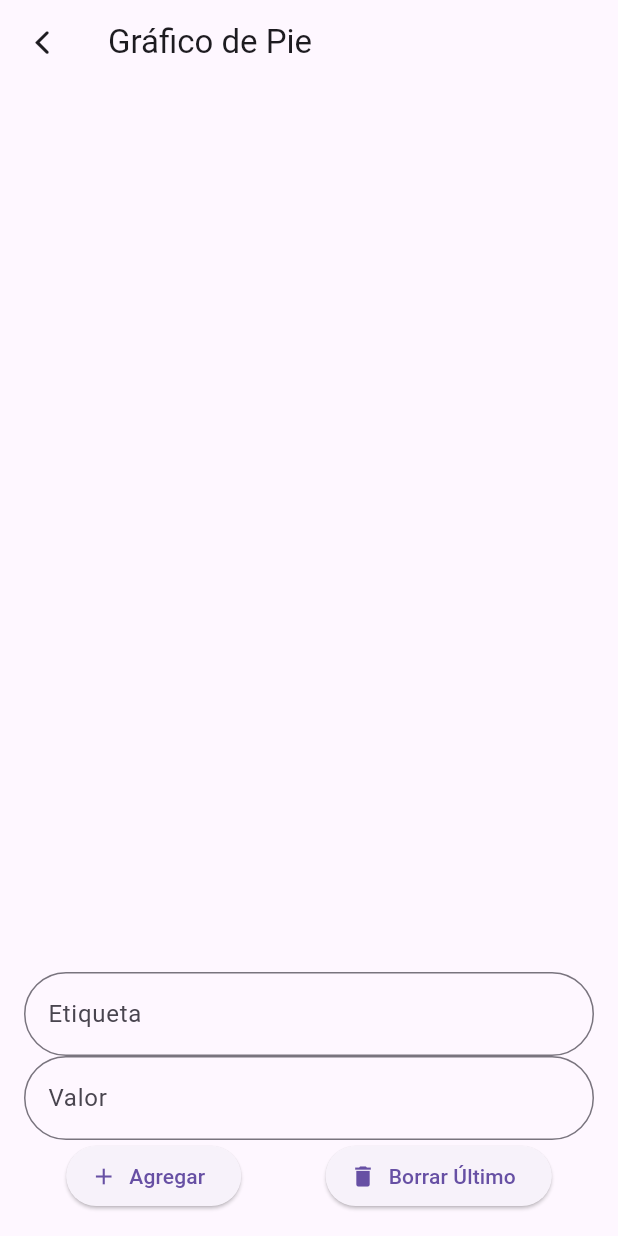
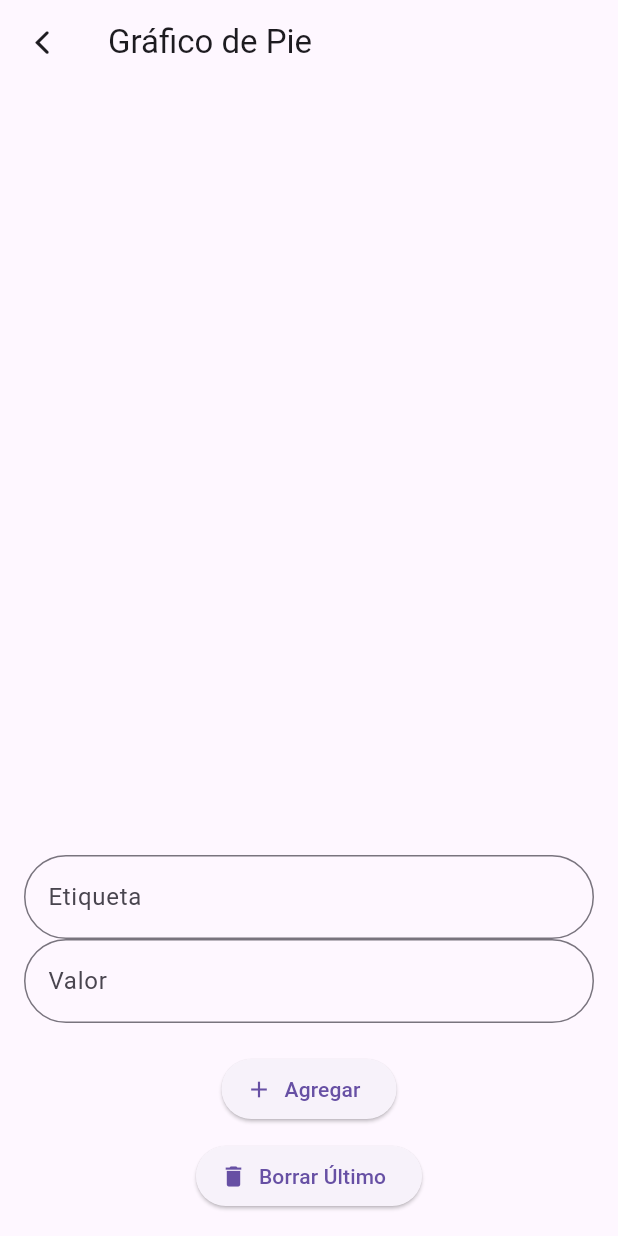
Before and after one commit to Dora-tech/visualizador_charts, a Flutter app: the PantallaGraficoPie screen opened by its route, after a tap on "Borrar Último", on a phone screen of 412 x 824 dp. Run offline on Flutter 3.47's test engine with Material 3 defaults, Android fonts, the phone set to English and light mode, and no system bars; drawn by our look-alikes of fl_chart; our stand-ins replace shared_preferences; accounts and stored records are empty.

Commit message:
los botones de agregar y borrar, que sea centrado

```diff
--- a/lib/display/ui/screens/pantalla_grafico_pie.dart
+++ b/lib/display/ui/screens/pantalla_grafico_pie.dart
@@ -4,7 +4,7 @@ import 'package:flutter/material.dart';
 import 'package:visualizador_charts/data/models/pie_model.dart';
 import 'package:visualizador_charts/data/repositories/pie_repository.dart';
 import 'package:visualizador_charts/display/ui/components/input_grafico.dart';
-import 'package:visualizador_charts/display/ui/utils/utils.dart'; // ✅ Importación agregada
+import 'package:visualizador_charts/display/ui/utils/utils.dart';
 
 class PantallaGraficoPie extends StatefulWidget {
   const PantallaGraficoPie({super.key});
@@ -17,18 +17,13 @@ class _PantallaGraficoPieState extends State<PantallaGraficoPie> {
   final TextEditingController _etiquetaController = TextEditingController();
   final TextEditingController _valorController = TextEditingController();
 
-  PieModel _pieModel = PieModel(etiquetas: [], valores: []); // ✅ Inicializa el modelo para evitar null
+  PieModel? _pieModel;
 
   @override
   void initState() {
     super.initState();
-    _cargarDatos();
-  }
-
-  void _cargarDatos() async {
-    final datosPie = await pieRepository.obtenerDatosPie();
     setState(() {
-      _pieModel = datosPie;
+      _pieModel = pieRepository.obtenerDatosPie();
     });
   }
 
@@ -38,24 +33,24 @@ class _PantallaGraficoPieState extends State<PantallaGraficoPie> {
 
     if (etiqueta.isNotEmpty && valor != null) {
       setState(() {
-        _pieModel.etiquetas.add(etiqueta);
-        _pieModel.valores.add(valor);
+        _pieModel!.etiquetas.add(etiqueta);
+        _pieModel!.valores.add(valor);
       });
 
-      pieRepository.guardarDatosPie(_pieModel);
+      pieRepository.guardarDatosPie(_pieModel!);
       _etiquetaController.clear();
       _valorController.clear();
     }
   }
 
   void _borrarUltimo() {
-    if (_pieModel.etiquetas.isNotEmpty && _pieModel.valores.isNotEmpty) {
+    if (_pieModel!.etiquetas.isNotEmpty && _pieModel!.valores.isNotEmpty) {
       setState(() {
-        _pieModel.etiquetas.removeLast();
-        _pieModel.valores.removeLast();
+        _pieModel!.etiquetas.removeLast();
+        _pieModel!.valores.removeLast();
       });
 
-      pieRepository.guardarDatosPie(_pieModel);
+      pieRepository.guardarDatosPie(_pieModel!);
     }
   }
 
@@ -74,12 +69,12 @@ class _PantallaGraficoPieState extends State<PantallaGraficoPie> {
           Expanded(
             child: PieChart(
               PieChartData(
-                sections: _pieModel.valores.asMap().entries.map((entry) {
+                sections: _pieModel!.valores.asMap().entries.map((entry) {
                   int index = entry.key;
                   return PieChartSectionData(
                     value: entry.value,
-                    title: _pieModel.etiquetas[index],
-                    color: PieModel.getColor(_pieModel.etiquetas[index]), // ✅ Color corregido
+                    title: _pieModel!.etiquetas[index],
+                    color: PieModel.getColor(_pieModel!.etiquetas[index]), // ✅ Color correcto
                     radius: 80,
                   );
                 }).toList(),
@@ -102,14 +97,15 @@ class _PantallaGraficoPieState extends State<PantallaGraficoPie> {
                   autocorrect: false,
                   textInputType: TextInputType.number,
                 ),
-                Row(
-                  mainAxisAlignment: MainAxisAlignment.spaceAround,
+                const SizedBox(height: 20), // Espaciado
+                Column( // ✅ Botones centrados en vertical
                   children: [
                     ElevatedButton.icon(
                       onPressed: _agregarValor,
                       icon: Icon(Icons.add),
                       label: Text("Agregar"),
                     ),
+                    const SizedBox(height: 10), // Espaciado entre botones
                     ElevatedButton.icon(
                       onPressed: _borrarUltimo,
                       icon: Icon(Icons.delete),
```
Also changed, not shown: 4 other files.
